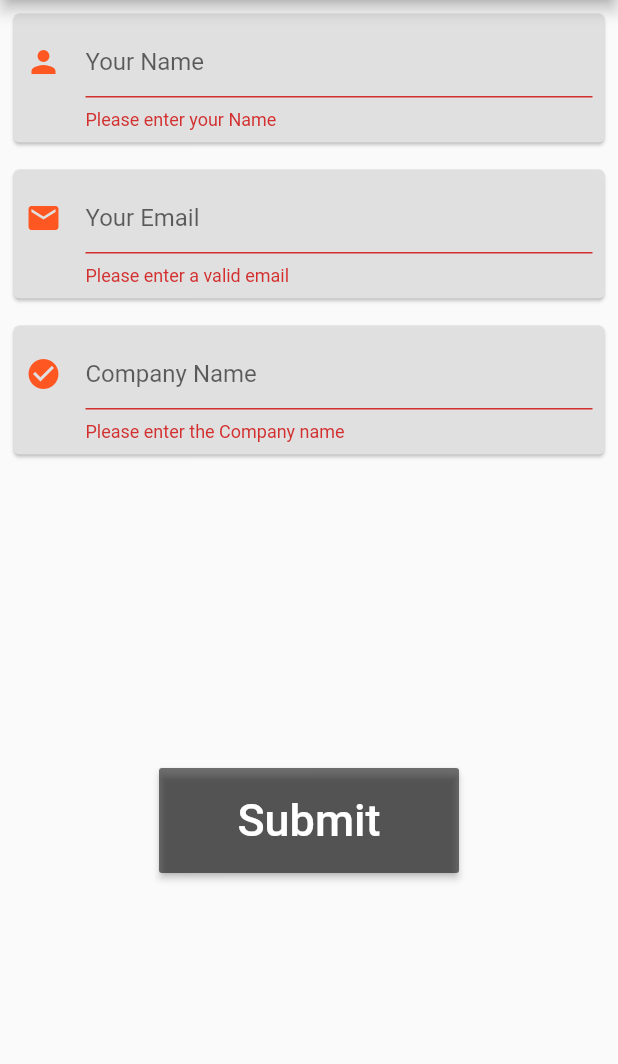
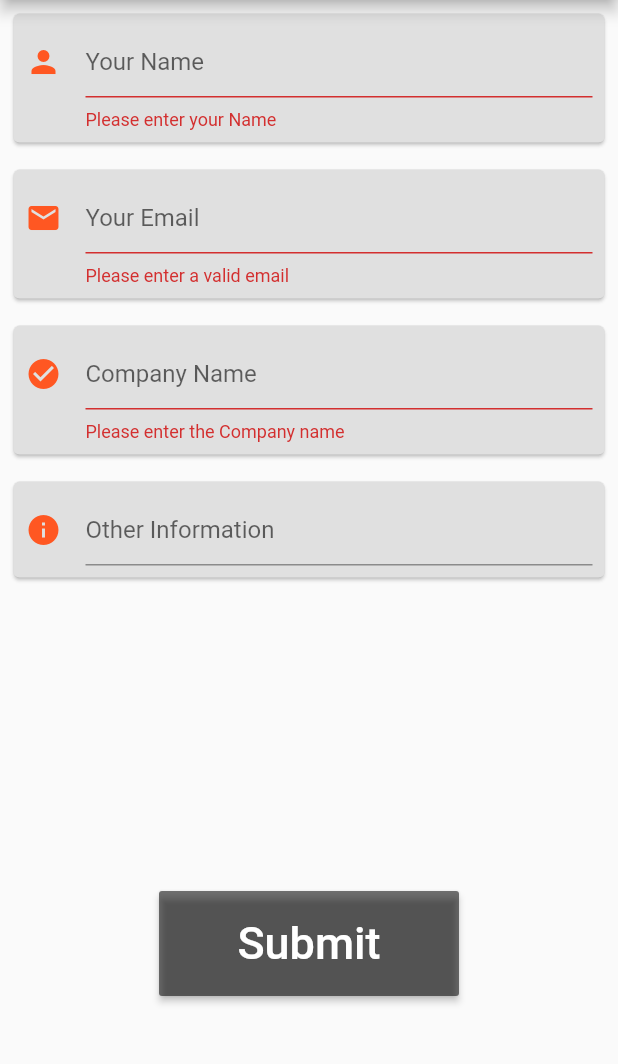
Before and after one commit to cbeardsmore/internStack, a Flutter app: the SubmissionPage screen opened directly, after a tap on "Submit", on a phone screen of 412 x 824 dp, the part 84-1148 px from its top. Run offline on Flutter 3.47's test engine with Material 2 defaults, Android fonts, the light colour scheme and no system bars; our stand-ins replace cloud_firestore; accounts and stored records are empty.

Commit message:
Wire up submit form to add contents to submissions datastore (#20)
* Add other info card to submission form

* Wire up submit form to push data into submissions datastore

```diff
--- a/lib/submission.dart
+++ b/lib/submission.dart
@@ -1,4 +1,5 @@
 import 'package:flutter/material.dart';
+import 'package:cloud_firestore/cloud_firestore.dart';
 
 class SubmissionPage extends StatelessWidget {
   @override
@@ -17,8 +18,30 @@ class SubmitForm extends StatefulWidget {
   }
 }
 
+class TextControllers {
+  final TextEditingController _nameTextController = TextEditingController();
+  final TextEditingController _emailTextController = TextEditingController();
+  final TextEditingController _companyTextController = TextEditingController();
+  final TextEditingController _otherTextController = TextEditingController();
+
+  Map<String, dynamic> toJson() => {
+        'name': _nameTextController.text,
+        'email': _emailTextController.text,
+        'company': _companyTextController.text,
+        'other': _otherTextController.text
+      };
+
+  void dispose() {
+    _nameTextController.dispose();
+    _emailTextController.dispose();
+    _companyTextController.dispose();
+    _otherTextController.dispose();
+  }
+}
+
 class SubmitFormState extends State<SubmitForm> {
-  final _formKey = GlobalKey<FormState>();
+  final GlobalKey<FormState> _formKey = GlobalKey<FormState>();
+  final TextControllers _controllers = TextControllers();
 
   @override
   Widget build(BuildContext context) {
@@ -26,11 +49,24 @@ class SubmitFormState extends State<SubmitForm> {
         key: _formKey,
         child: Column(
             crossAxisAlignment: CrossAxisAlignment.start,
-            children: <Widget>[InputTextFields(), SubmitButton(_formKey)]));
+            children: <Widget>[
+              InputTextFields(_controllers),
+              SubmitButton(_formKey, _controllers)
+            ]));
+  }
+
+  @override
+  void dispose() {
+    _controllers.dispose();
+    super.dispose();
   }
 }
 
 class InputTextFields extends StatelessWidget {
+  final TextControllers _controllers;
+
+  InputTextFields(this._controllers);
+
   @override
   Widget build(BuildContext context) {
     return Column(
@@ -44,6 +80,7 @@ class InputTextFields extends StatelessWidget {
               decoration: InputDecoration(
                   hintText: 'Your Name',
                   icon: Icon(Icons.person, color: Colors.deepOrange)),
+              controller: _controllers._nameTextController,
               validator: (value) {
                 if (value.length < 5) {
                   return 'Please enter your Name';
@@ -62,6 +99,7 @@ class InputTextFields extends StatelessWidget {
                   hintText: 'Your Email',
                   icon: Icon(Icons.email, color: Colors.deepOrange)),
               keyboardType: TextInputType.emailAddress,
+              controller: _controllers._emailTextController,
               validator: (value) {
                 if (!value.contains('@')) {
                   return 'Please enter a valid email';
@@ -79,11 +117,25 @@ class InputTextFields extends StatelessWidget {
               decoration: InputDecoration(
                   hintText: 'Company Name',
                   icon: Icon(Icons.check_circle, color: Colors.deepOrange)),
+              controller: _controllers._companyTextController,
               validator: (value) {
                 if (value.length < 3) {
                   return 'Please enter the Company name';
                 }
               },
+            ),
+          ),
+        ),
+        Card(
+          color: Colors.grey[300],
+          margin: EdgeInsets.all(9),
+          child: Padding(
+            padding: const EdgeInsets.all(8.0),
+            child: TextFormField(
+              decoration: InputDecoration(
+                  hintText: 'Other Information',
+                  icon: Icon(Icons.info, color: Colors.deepOrange)),
+              controller: _controllers._otherTextController,
             ),
           ),
         ),
@@ -94,9 +146,10 @@ class InputTextFields extends StatelessWidget {
 }
 
 class SubmitButton extends StatelessWidget {
-  final _formKey;
+  final GlobalKey<FormState> _formKey;
+  final TextControllers _controllers;
 
-  SubmitButton(this._formKey);
+  SubmitButton(this._formKey, this._controllers);
 
   @override
   Widget build(BuildContext context) {
@@ -110,13 +163,19 @@ class SubmitButton extends StatelessWidget {
               style: TextStyle(color: Colors.white, fontSize: 30)),
           color: Colors.black54,
           onPressed: () {
-            if (_formKey.currentState.validate()) {
-              Scaffold.of(context)
-                  .showSnackBar(SnackBar(content: Text('Submission Received. Thankyou')));
-            }
+            _uploadFormContents(context);
           },
         ),
       ),
     );
   }
+
+  void _uploadFormContents(BuildContext context) {
+    if (_formKey.currentState.validate()) {
+      Firestore.instance.collection('submissions').add(_controllers.toJson());
+      Scaffold.of(context).showSnackBar(SnackBar(
+          content: Text(
+              'Submission Received. Thanks' + _controllers._nameTextController.text)));
+    }
+  }
 }
```
